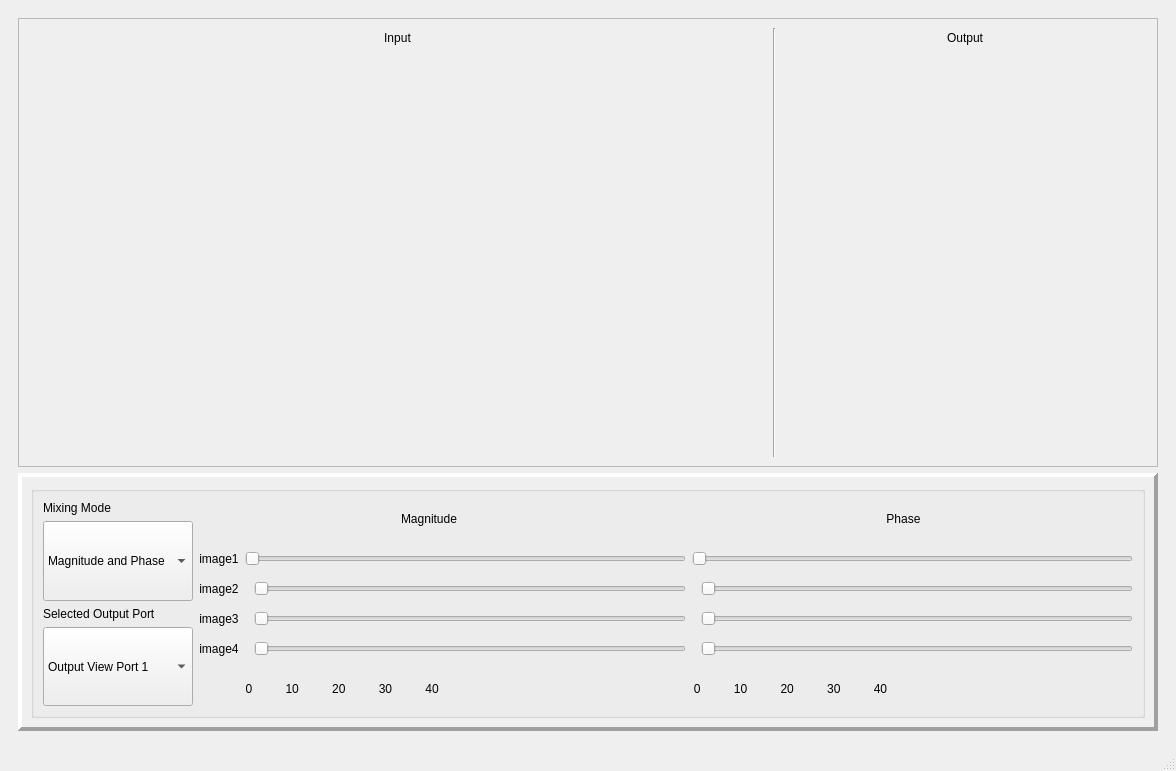
Old version of the form UI/main_window.ui in the repository Ibrahim-Fateen/Image-Mixer.
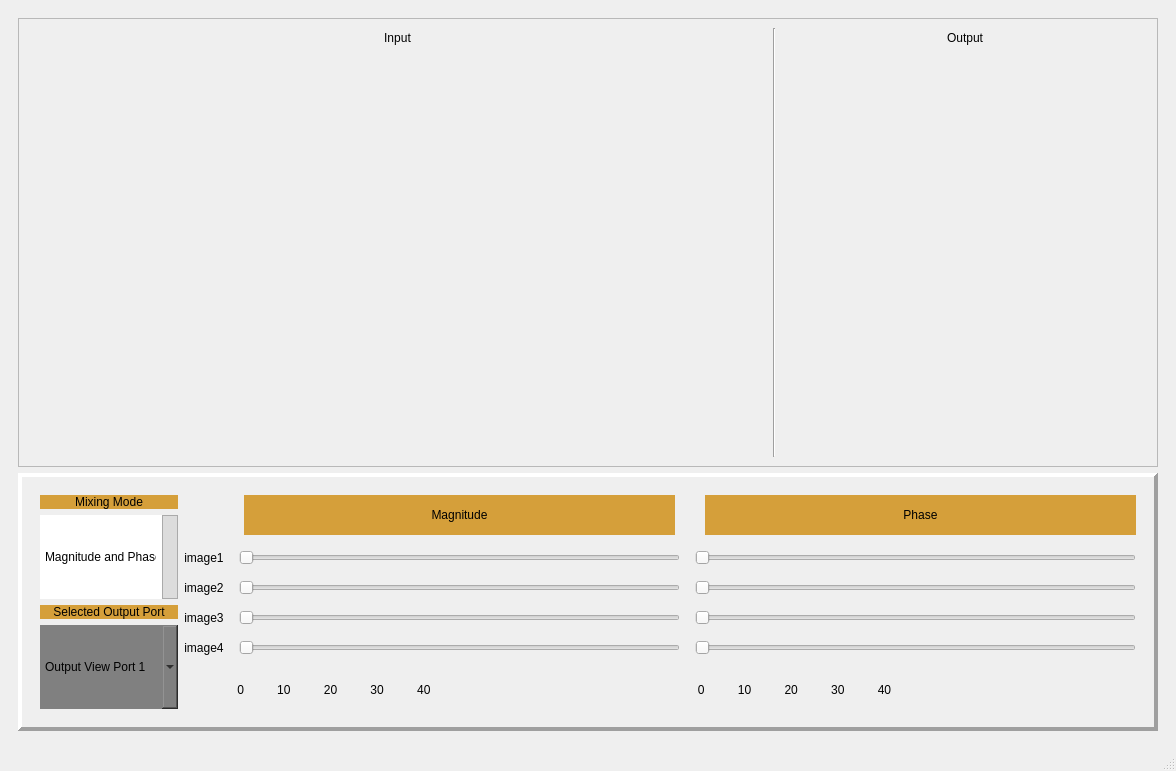
New version of the form. Icons and pictures are not drawn.

Commit message: Mixer Design 4

The edit to the form file:
```diff
--- a/UI/main_window.ui
+++ b/UI/main_window.ui
@@ -2308,22 +2308,47 @@
           <item>
            <widget class="QGroupBox" name="groupBox">
             <property name="styleSheet">
-             <string notr="true"/>
+             <string notr="true">border: none ;</string>
             </property>
             <property name="title">
              <string/>
             </property>
+            <property name="flat">
+             <bool>true</bool>
+            </property>
             <layout class="QHBoxLayout" name="horizontalLayout">
              <item>
               <layout class="QVBoxLayout" name="ComboBoxSpace" stretch="0,0,0,0">
-               <item alignment="">
+               <item>
                 <widget class="QLabel" name="mixingComboBoxLabel">
+                 <property name="styleSheet">
+                  <string notr="true">background-color: rgb(213, 159, 58);
+</string>
+                 </property>
+                 <property name="frameShape">
+                  <enum>QFrame::Shape::Box</enum>
+                 </property>
+                 <property name="frameShadow">
+                  <enum>QFrame::Shadow::Raised</enum>
+                 </property>
+                 <property name="lineWidth">
+                  <number>1</number>
+                 </property>
                  <property name="text">
                   <string>Mixing Mode</string>
                  </property>
+                 <property name="textFormat">
+                  <enum>Qt::TextFormat::PlainText</enum>
+                 </property>
+                 <property name="alignment">
+                  <set>Qt::AlignmentFlag::AlignCenter</set>
+                 </property>
+                 <property name="wordWrap">
+                  <bool>false</bool>
+                 </property>
                 </widget>
                </item>
-               <item alignment="">
+               <item>
                 <widget class="QComboBox" name="compsSelectionComboBox">
                  <property name="sizePolicy">
                   <sizepolicy hsizetype="Preferred" vsizetype="Preferred">
@@ -2331,6 +2356,34 @@
                    <verstretch>1</verstretch>
                   </sizepolicy>
                  </property>
+                 <property name="styleSheet">
+                  <string notr="true">background-color:grey;
+
+QComboBox {
+    background-color: #f0f0f0; /* Background color of the combobox */
+    border: 1px solid #ccc;
+    padding: 5px;
+}
+
+QComboBox::drop-down {
+    background-color: #dcdcdc; /* Background color of the dropdown button */
+    border: 1px solid #aaa;
+}
+
+QComboBox QAbstractItemView {
+    background-color: #e0e0e0; /* Background color of items in the dropdown */
+    color: black; /* Text color of items */
+}
+
+QComboBox QAbstractItemView::item {
+    padding: 5px;
+}
+
+QComboBox QAbstractItemView::item:selected {
+    background-color: #a0a0a0; /* Background color of the selected item */
+}
+</string>
+                 </property>
                  <property name="placeholderText">
                   <string/>
                  </property>
@@ -2346,14 +2399,20 @@
                  </item>
                 </widget>
                </item>
-               <item alignment="">
+               <item>
                 <widget class="QLabel" name="outputComboBoxLabel">
+                 <property name="styleSheet">
+                  <string notr="true">background-color: rgb(213, 159, 58);</string>
+                 </property>
                  <property name="text">
                   <string>Selected Output Port</string>
                  </property>
+                 <property name="alignment">
+                  <set>Qt::AlignmentFlag::AlignCenter</set>
+                 </property>
                 </widget>
                </item>
-               <item alignment="">
+               <item>
                 <widget class="QComboBox" name="outputSelectionComboBox">
                  <property name="sizePolicy">
                   <sizepolicy hsizetype="Preferred" vsizetype="Preferred">
@@ -2361,6 +2420,9 @@
                    <verstretch>1</verstretch>
                   </sizepolicy>
                  </property>
+                 <property name="styleSheet">
+                  <string notr="true">background-color: grey;</string>
+                 </property>
                  <property name="placeholderText">
                   <string/>
                  </property>
@@ -2379,24 +2441,52 @@
               </layout>
              </item>
              <item>
-              <layout class="QVBoxLayout" name="slidersSpace" stretch="1,7,7,7,7,1">
+              <layout class="QVBoxLayout" name="slidersSpace" stretch="1,0,7,7,7,1">
                <property name="spacing">
                 <number>15</number>
                </property>
                <item>
-                <layout class="QHBoxLayout" name="slidersLabelLayout" stretch="0,0">
+                <layout class="QHBoxLayout" name="slidersLabelLayout" stretch="1,1">
+                 <property name="spacing">
+                  <number>30</number>
+                 </property>
+                 <property name="leftMargin">
+                  <number>60</number>
+                 </property>
                  <item>
                   <widget class="QLabel" name="leftSlidersLabel">
+                   <property name="sizePolicy">
+                    <sizepolicy hsizetype="Preferred" vsizetype="Preferred">
+                     <horstretch>0</horstretch>
+                     <verstretch>0</verstretch>
+                    </sizepolicy>
+                   </property>
+                   <property name="styleSheet">
+                    <string notr="true">background-color: rgb(213, 159, 58);
+</string>
+                   </property>
                    <property name="text">
                     <string>Magnitude</string>
                    </property>
                    <property name="alignment">
                     <set>Qt::AlignmentFlag::AlignCenter</set>
                    </property>
+                   <property name="margin">
+                    <number>0</number>
+                   </property>
                   </widget>
                  </item>
                  <item>
                   <widget class="QLabel" name="rightSlidersLabel">
+                   <property name="sizePolicy">
+                    <sizepolicy hsizetype="Preferred" vsizetype="Preferred">
+                     <horstretch>0</horstretch>
+                     <verstretch>0</verstretch>
+                    </sizepolicy>
+                   </property>
+                   <property name="styleSheet">
+                    <string notr="true">background-color: rgb(213, 159, 58);</string>
+                   </property>
                    <property name="text">
                     <string>Phase</string>
                    </property>
@@ -2410,7 +2500,7 @@
                <item>
                 <layout class="QHBoxLayout" name="image1SlidersLayout" stretch="0,0,0">
                  <property name="spacing">
-                  <number>6</number>
+                  <number>15</number>
                  </property>
                  <item>
                   <widget class="QLabel" name="image1SlidersLabel">
@@ -2487,13 +2577,6 @@
                    </property>
                   </widget>
                  </item>
-                 <item>
-                  <widget class="QSlider" name="image3RightSlider">
-                   <property name="orientation">
-                    <enum>Qt::Orientation::Horizontal</enum>
-                   </property>
-                  </widget>
-                 </item>
                  <item>
                   <widget class="QSlider" name="image3LeftSlider">
                    <property name="orientation">
@@ -2501,6 +2584,13 @@
                    </property>
                   </widget>
                  </item>
+                 <item>
+                  <widget class="QSlider" name="image3RightSlider">
+                   <property name="orientation">
+                    <enum>Qt::Orientation::Horizontal</enum>
+                   </property>
+                  </widget>
+                 </item>
                 </layout>
                </item>
                <item>
@@ -2536,14 +2626,14 @@
                  <item>
                   <widget class="QLabel" name="leftSlidersAxis">
                    <property name="text">
-                    <string>              0          10          20          30          40</string>
+                    <string>                0          10          20          30          40</string>
                    </property>
                   </widget>
                  </item>
                  <item>
                   <widget class="QLabel" name="rightSlidersAxis">
                    <property name="text">
-                    <string>      0          10          20          30          40</string>
+                    <string>         0          10          20          30          40</string>
                    </property>
                   </widget>
                  </item>
```
Left out of the diff: 9 changed lines with no effect on the pictures.
